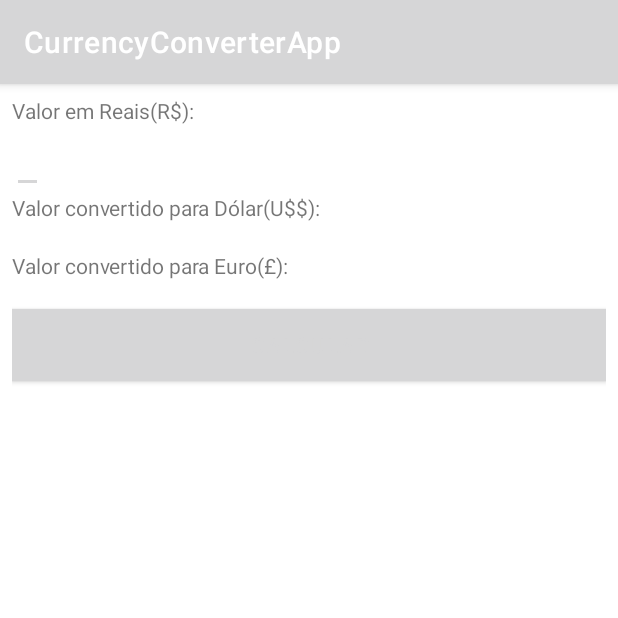
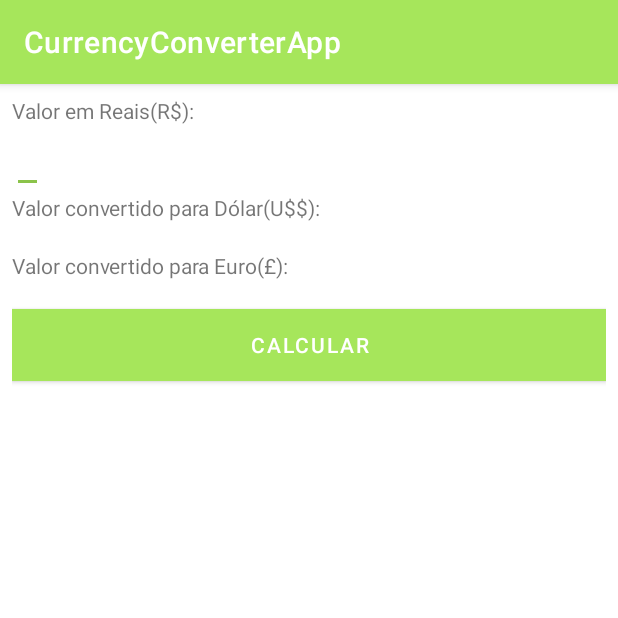
Before and after one commit to arthurmdros/CurrencyConverter, an Android app: the screen it shows after launch (MainActivity), on a phone screen of 412 x 824 dp, the top half of it. Run offline under Robolectric (Android 15) with nearby library versions, the phone set to English and light mode, and no system bars.

Commit message:
Atualizando novamente as cores do projeto, o segredo estava em atribuir uma relação das novas cores com os temas

```diff
--- a/app/src/main/res/values/colors.xml
+++ b/app/src/main/res/values/colors.xml
@@ -7,4 +7,5 @@
     <color name="colorPrimaryText">#212121</color>
     <color name="colorSecundaryText">#757575</color>
     <color name="colorDividerText">#BDBDBD</color>
+
 </resources>
--- a/app/src/main/res/values/themes.xml
+++ b/app/src/main/res/values/themes.xml
@@ -2,15 +2,15 @@
     <!-- Base application theme. -->
     <style name="Theme.CurrencyConverterApp" parent="Theme.MaterialComponents.DayNight.DarkActionBar">
         <!-- Primary brand color. -->
-        <item name="colorPrimary">@color/purple_500</item>
-        <item name="colorPrimaryVariant">@color/purple_700</item>
-        <item name="colorOnPrimary">@color/white</item>
+        <item name="colorPrimary">@color/colorPrimary</item>
+        <item name="colorPrimaryDark">@color/colorPrimaryDark</item>
         <!-- Secondary brand color. -->
-        <item name="colorSecondary">@color/teal_200</item>
-        <item name="colorSecondaryVariant">@color/teal_700</item>
-        <item name="colorOnSecondary">@color/black</item>
+        <item name="colorSecondary">@color/colorPrimaryText</item>
+        <item name="colorSecondaryVariant">@color/colorSecundaryText</item>
+        <item name="colorOnSecondary">@color/colorDividerText</item>
         <!-- Status bar color. -->
-        <item name="android:statusBarColor" tools:targetApi="l">?attr/colorPrimaryVariant</item>
+        <item name="android:statusBarColor" tools:targetApi="l">?attr/colorAccent</item>
         <!-- Customize your theme here. -->
+        <item name="colorAccent">@color/colorAccent</item>
     </style>
 </resources>
```
